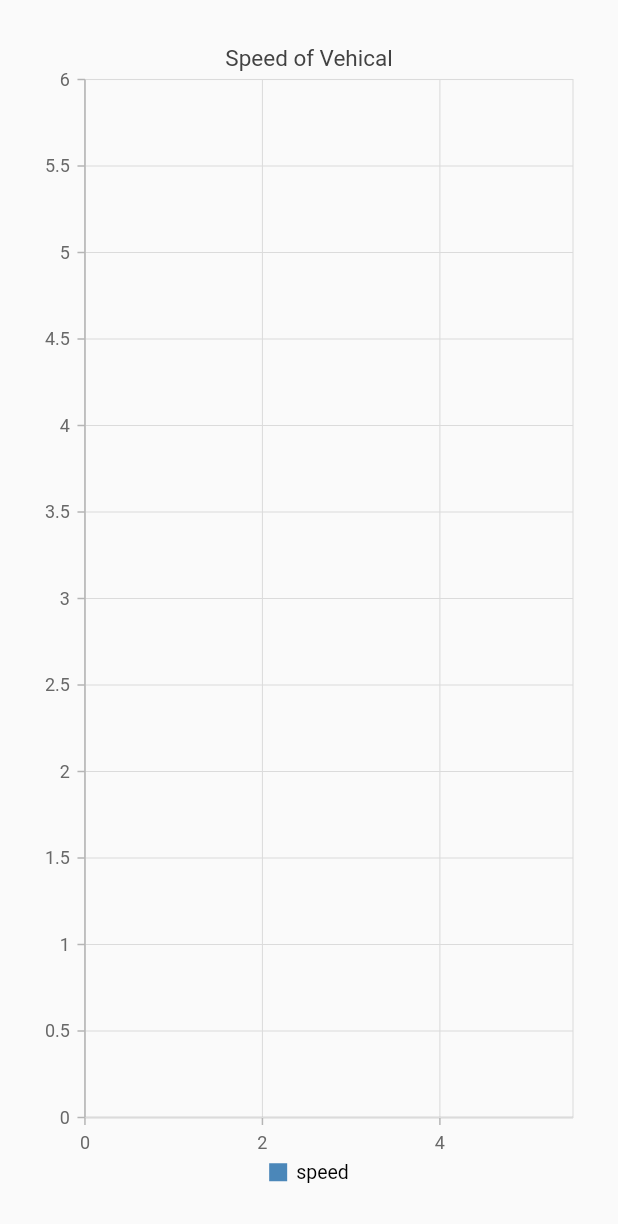
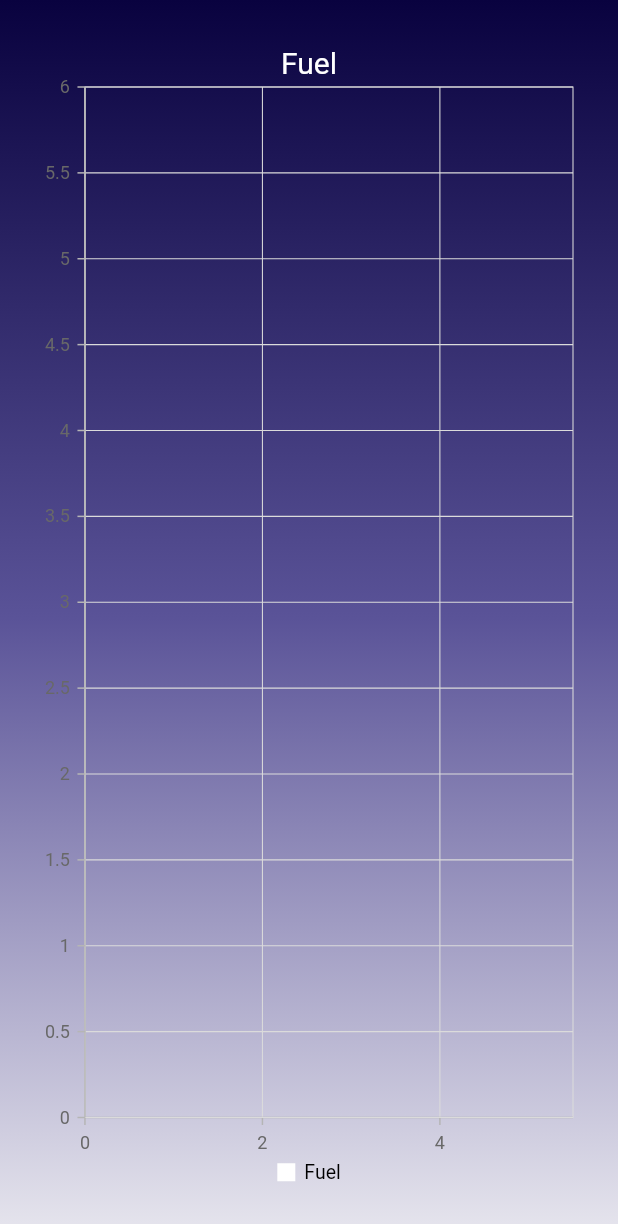
Before and after one commit to AdibaNoor/Go-Kart, a Flutter app: the screen it shows after launch, after a tap on "Mileage", on a phone screen of 412 x 824 dp. Shown: the top 1224 px of the screen. Run offline on Flutter 3.47's test engine with Material 2 defaults, Android fonts, the phone set to English and light mode, and no system bars; our stand-ins replace firebase_core, firebase_database, flutter_local_notifications, google_maps_flutter, syncfusion_flutter_charts, syncfusion_flutter_gauges; missing offline and left inert: workmanager; accounts and stored records are empty; network calls fail.

Commit message:
Did the changes in the UI

```diff
--- a/lib/Pages/Fuel.dart
+++ b/lib/Pages/Fuel.dart
@@ -44,7 +44,19 @@ class _FuelPageState extends State<FuelPage> {
   Widget build(BuildContext context) {
     return SafeArea(
         child: Scaffold(
-            body: Padding(
+            body: Container(
+              decoration: BoxDecoration(
+                gradient: LinearGradient(
+                    begin: Alignment.topCenter,
+                    end: Alignment.bottomCenter,
+                  colors: [
+                    Color(0xff09023f),
+                    Color(0xff5a5398),
+                    Color(0xffe7e6ee),
+                  ]
+                )
+              ),
+              child: Padding(
                   padding: const EdgeInsets.all(20.0),
                   child: SfCartesianChart(
                     onChartTouchInteractionMove:
@@ -55,7 +67,7 @@ class _FuelPageState extends State<FuelPage> {
                       isPointerMoved = false;
                     },
                     zoomPanBehavior: zoomPanBehavior,
-                  title: ChartTitle(text: 'Speed of Vehical'),
+                    title: ChartTitle(text: 'Fuel',textStyle: TextStyle(color: Colors.white,fontSize: 20)),
                     legend: Legend(isVisible: true),
                     tooltipBehavior: _tooltipBehavior,
                     enableAxisAnimation: true,
@@ -64,7 +76,8 @@ class _FuelPageState extends State<FuelPage> {
                           onRendererCreated: (ChartSeriesController controller) {
                             chartSeriesController = controller;
                           },
-                        name: 'speed',
+                          color: Colors.white,
+                          name: 'Fuel',
                           dataSource: tempData,
                           xValueMapper: (Temp t, _) => t.a,
                           yValueMapper: (Temp t, _) => t.b,
@@ -76,7 +89,8 @@ class _FuelPageState extends State<FuelPage> {
                         NumericAxis(edgeLabelPlacement: EdgeLabelPlacement.shift),
                     primaryXAxis:
                         NumericAxis(edgeLabelPlacement: EdgeLabelPlacement.shift),
-                ))));
+                  )),
+            )));
   }
 
   double date = 2018;
--- a/lib/Pages/HomePage.dart
+++ b/lib/Pages/HomePage.dart
@@ -46,14 +46,29 @@ class _MyHomePageState extends State<MyHomePage> {
         drawer: const NavBar(),
         appBar: AppBar(
           backgroundColor: Colors.transparent,
+          elevation: 0,
           title: Text(
             'Dashboard',
-            style: TextStyle(fontSize: 28, color: Colors.white),
+            style: TextStyle(fontSize: 26, color: Colors.white),
           ),
         ),
-        backgroundColor: Colors.black38,
-        body: SafeArea(
+        backgroundColor:  Color(0xff09023f),
+        body: SingleChildScrollView(
           child: Expanded(
+            child: Container(
+              decoration: BoxDecoration(
+                gradient: LinearGradient(
+                  colors: [
+                    Color(0xff09023f),
+                    Color(0xff10074d),
+                    Color(0xff251c73),
+                    Color(0xff352c7e),
+                    Color(0xffcac5f3),
+                  ],
+                  begin: Alignment.topCenter,
+                  end: Alignment.bottomCenter
+                )
+              ),
               child: Column(
                 children: [
                   const SizedBox(
@@ -204,7 +219,15 @@ class _MyHomePageState extends State<MyHomePage> {
                     height: 9,
                   ),
                   //Temp,Gear,Mileage
-                Padding(
+                  GestureDetector(
+                    onTap: () {
+                      Navigator.of(context).push(MaterialPageRoute(
+                        builder: (BuildContext context) =>
+                        ChangeNotifierProvider<VehicleData>.value(
+                            value: VehicleData(), child: FuelPage()),
+                      ));
+                    },
+                    child: Padding(
                       padding: const EdgeInsets.symmetric(horizontal: 25.0),
                       child: Column(
                         mainAxisAlignment: MainAxisAlignment.spaceBetween,
@@ -243,19 +266,19 @@ class _MyHomePageState extends State<MyHomePage> {
                                             startValue: 0,
                                             endValue: 33,
                                             position: LinearElementPosition.inside,
-                                        color: Color(0xffF45656),
+                                            color: Color(0xfffa0707),
                                           ),
                                           LinearGaugeRange(
                                             startValue: 33,
                                             endValue: 66,
-                                        position: LinearElementPosition.cross,
+                                            position: LinearElementPosition.inside,
                                             color: Color(0xffFFC93E),
                                           ),
                                           LinearGaugeRange(
                                             startValue: 66,
                                             endValue: 100,
-                                        position: LinearElementPosition.outside,
-                                        color: Color(0xff0DC9AB),
+                                            position: LinearElementPosition.inside,
+                                            color: Color(0xff3bef5a),
                                           )
                                         ],
                                       ),
@@ -318,7 +341,9 @@ class _MyHomePageState extends State<MyHomePage> {
                         ],
                       ),
                     ),
+                  ),
                 ],
+              ),
             ),
           ),
         ));
--- a/lib/Widgets/NavBar.dart
+++ b/lib/Widgets/NavBar.dart
@@ -13,6 +13,19 @@ class NavBar extends StatelessWidget {
   Widget build(BuildContext context) {
     return Drawer(
       backgroundColor: Colors.grey[900],
+      elevation: 3,
+      child: Container(
+        decoration: BoxDecoration(
+          gradient: LinearGradient(
+            colors: [
+              Color(0xff09023f),
+              Color(0xff5a5398),
+              Color(0xffe7e6ee),
+            ],
+            begin: Alignment.topCenter,
+            end: Alignment.bottomCenter,
+          )
+        ),
         child: ListView(
           children: [
             //homepage
@@ -125,6 +138,7 @@ class NavBar extends StatelessWidget {
             ),
           ],
         ),
+      ),
     );
   }
 }
```
Also changed, not shown: lib/Pages/Mileage.dart (+11 -0 lines), lib/Pages/Speedometer.dart (+19 -5 lines), lib/Pages/map_page.dart (+14 -1 lines), pubspec.lock, 2 other files. Lines whose indentation alone changed are shown as unchanged.
